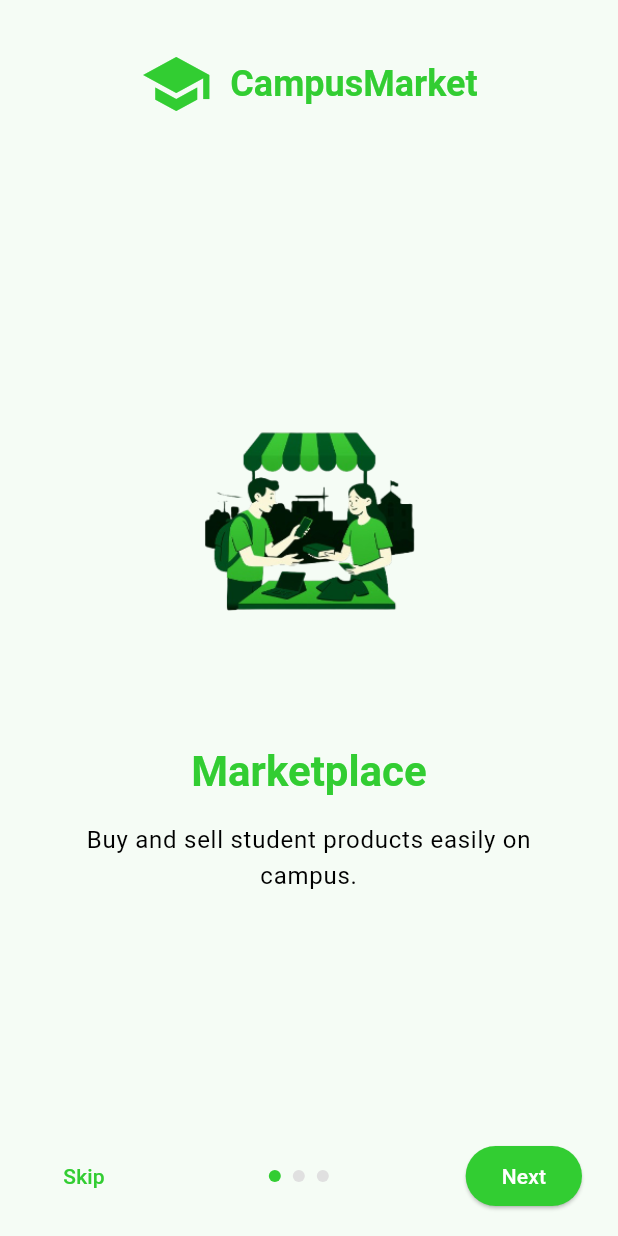
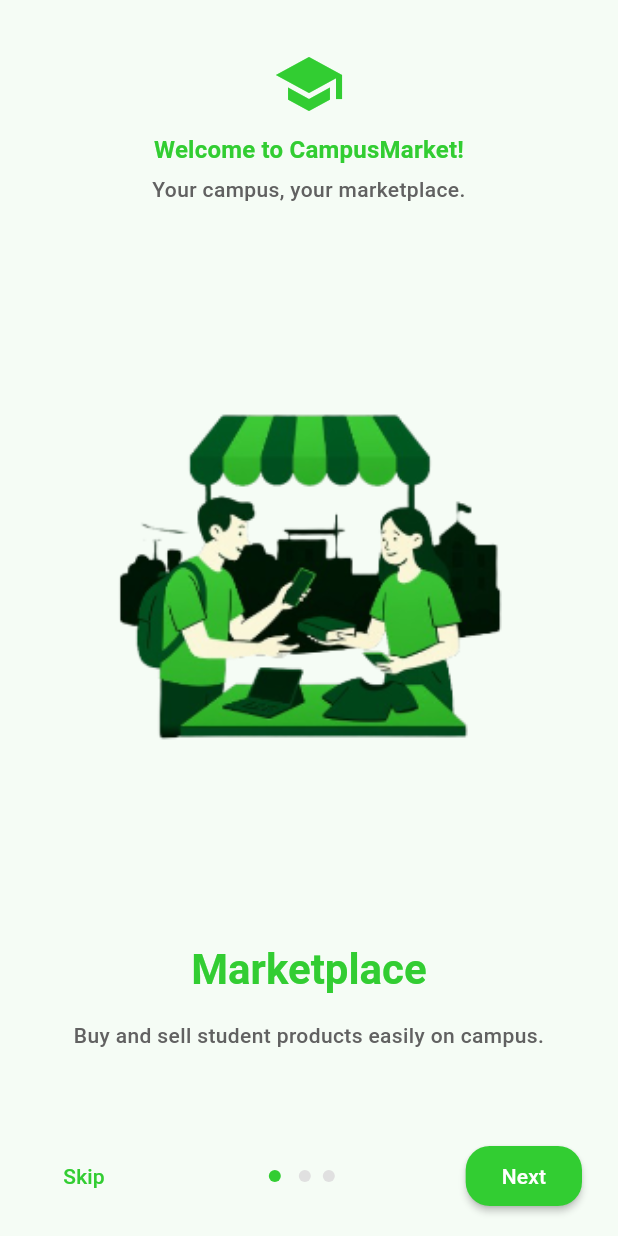
Before and after one commit to PraiseTechzw/campus_market_mobile_app, a Flutter app: the screen it shows after launch, on a phone screen of 412 x 824 dp. Run offline on Flutter 3.47's test engine with Material 3 defaults, Android fonts, the phone set to English and light mode, and no system bars; drawn by our look-alikes of flutter_animate; our stand-ins replace carousel_slider, cloud_firestore, country_code_picker, firebase_auth, firebase_core, firebase_messaging and 16 more; accounts and stored records are empty.

Commit message:
Enhance app configuration and UI elements
- Updated pubspec.yaml with a detailed project description for Campus Market.
- Modified build.gradle.kts to set minimum SDK version, version code, and version name, and enabled MultiDex support.
- Added necessary permissions in AndroidManifest.xml for camera, storage, and notifications, and implemented deep linking for product sharing.
- Improved SplashScreen and OnboardingScreen with animations and updated UI elements for a more engaging user experience.

```diff
--- a/lib/presentation/core/splash_screen.dart
+++ b/lib/presentation/core/splash_screen.dart
@@ -1,5 +1,6 @@
 import 'package:flutter/material.dart';
 import 'app_theme.dart';
+import 'package:flutter_animate/flutter_animate.dart';
 
 class SplashScreen extends StatelessWidget {
   const SplashScreen({super.key});
@@ -12,14 +13,14 @@ class SplashScreen extends StatelessWidget {
         child: Column(
           mainAxisAlignment: MainAxisAlignment.center,
           children: [
-            Container(
-              decoration: BoxDecoration(
-                color: AppTheme.primaryColor.withOpacity(0.12),
-                shape: BoxShape.circle,
-              ),
-              padding: const EdgeInsets.all(32),
-              child: Icon(Icons.school, size: 72, color: AppTheme.primaryColor),
-            ),
+            Image.asset(
+              'assets/images/marketplace.png',
+              height: 120,
+              fit: BoxFit.contain,
+            )
+                .animate()
+                .fadeIn(duration: 800.ms)
+                .scale(begin: const Offset(0.8, 0.8), end: Offset(1, 1), duration: 800.ms, curve: Curves.easeOut),
             const SizedBox(height: 32),
             Text(
               'Campus Market',
@@ -27,9 +28,12 @@ class SplashScreen extends StatelessWidget {
                     color: AppTheme.primaryColor,
                     fontWeight: FontWeight.bold,
                   ),
-            ),
+            )
+                .animate()
+                .fadeIn(duration: 700.ms, delay: 200.ms)
+                .shimmer(duration: 1200.ms, color: AppTheme.primaryColor.withOpacity(0.3)),
             const SizedBox(height: 16),
-            const CircularProgressIndicator(),
+            // No loading spinner, just a beautiful animated splash
           ],
         ),
       ),
--- a/lib/presentation/onboarding/onboarding_screen.dart
+++ b/lib/presentation/onboarding/onboarding_screen.dart
@@ -5,6 +5,7 @@ import '../core/app_theme.dart';
 import 'package:go_router/go_router.dart';
 import 'package:flutter_animate/flutter_animate.dart';
 
+/// OnboardingScreen displays the animated onboarding flow with images, icon, and welcoming text.
 class OnboardingScreen extends ConsumerStatefulWidget {
   const OnboardingScreen({super.key});
 
@@ -12,6 +13,7 @@ class OnboardingScreen extends ConsumerStatefulWidget {
   ConsumerState<OnboardingScreen> createState() => _OnboardingScreenState();
 }
 
+/// State for OnboardingScreen, manages page transitions and onboarding completion.
 class _OnboardingScreenState extends ConsumerState<OnboardingScreen> {
   final PageController _pageController = PageController();
   int _currentPage = 0;
@@ -55,19 +57,38 @@ class _OnboardingScreenState extends ConsumerState<OnboardingScreen> {
         child: Column(
           children: [
             const SizedBox(height: 32),
-            // App logo and name
-            Row(
-              mainAxisAlignment: MainAxisAlignment.center,
+            // Animated app logo icon, image, and welcoming tagline
+            Column(
               children: [
-                Icon(Icons.school, size: 48, color: AppTheme.primaryColor),
-                const SizedBox(width: 12),
+                Icon(Icons.school, size: 48, color: AppTheme.primaryColor)
+                    .animate()
+                    .fadeIn(duration: 600.ms)
+                    .scale(begin: const Offset(0.7, 0.7), end: Offset(1, 1), duration: 600.ms, curve: Curves.easeOut),
+                const SizedBox(height: 8),
+
                 Text(
-                  'CampusMarket',
-                  style: Theme.of(context).textTheme.headlineSmall?.copyWith(
+                  'Welcome to CampusMarket!',
+                  style: Theme.of(context).textTheme.titleMedium?.copyWith(
                         color: AppTheme.primaryColor,
                         fontWeight: FontWeight.bold,
                       ),
-                ),
+                  textAlign: TextAlign.center,
+                )
+                    .animate()
+                    .fadeIn(duration: 600.ms, delay: 200.ms)
+                    .slideY(begin: -0.1, end: 0, duration: 600.ms, curve: Curves.easeOut),
+                const SizedBox(height: 4),
+                Text(
+                  'Your campus, your marketplace.',
+                  style: Theme.of(context).textTheme.bodyMedium?.copyWith(
+                        color: Colors.grey[700],
+                        fontWeight: FontWeight.w500,
+                      ),
+                  textAlign: TextAlign.center,
+                )
+                    .animate()
+                    .fadeIn(duration: 600.ms, delay: 400.ms)
+                    .slideY(begin: -0.05, end: 0, duration: 600.ms, curve: Curves.easeOut),
               ],
             ),
             const SizedBox(height: 16),
@@ -104,13 +125,17 @@ class _OnboardingScreenState extends ConsumerState<OnboardingScreen> {
                     TextButton(
                       onPressed: _onSkip,
                       child: const Text('Skip'),
-                    ),
+                    )
+                        .animate()
+                        .fadeIn(duration: 400.ms, delay: 100.ms),
                   Row(
                     children: List.generate(
                       _pages.length,
-                      (i) => Container(
+                      (i) => AnimatedContainer(
+                        duration: const Duration(milliseconds: 350),
+                        curve: Curves.easeOut,
                         margin: const EdgeInsets.symmetric(horizontal: 4),
-                        width: 8,
+                        width: i == _currentPage ? 16 : 8,
                         height: 8,
                         decoration: BoxDecoration(
                           shape: BoxShape.circle,
@@ -123,10 +148,17 @@ class _OnboardingScreenState extends ConsumerState<OnboardingScreen> {
                     style: ElevatedButton.styleFrom(
                       backgroundColor: AppTheme.primaryColor,
                       foregroundColor: Colors.white,
+                      elevation: 2,
+                      shape: RoundedRectangleBorder(
+                        borderRadius: BorderRadius.circular(16),
+                      ),
                     ),
                     onPressed: _onNext,
                     child: Text(_currentPage == _pages.length - 1 ? 'Get Started' : 'Next'),
-                  ),
+                  )
+                      .animate()
+                      .fadeIn(duration: 400.ms, delay: 100.ms)
+                      .scale(begin: const Offset(0.95, 0.95), end: Offset(1, 1), duration: 400.ms, curve: Curves.easeOut),
                 ],
               ),
             ),
@@ -137,6 +169,7 @@ class _OnboardingScreenState extends ConsumerState<OnboardingScreen> {
   }
 }
 
+/// Data model for each onboarding page.
 class _OnboardingPageData {
   final String title;
   final String description;
@@ -144,6 +177,7 @@ class _OnboardingPageData {
   _OnboardingPageData({required this.title, required this.description, required this.image});
 }
 
+/// Widget for a single onboarding page, with animated image, title, and description.
 class _OnboardingPage extends StatelessWidget {
   final _OnboardingPageData data;
   const _OnboardingPage({super.key, required this.data});
@@ -157,7 +191,7 @@ class _OnboardingPage extends StatelessWidget {
         children: [
           Image.asset(
             data.image,
-            height: 220,
+            height: 400,
             fit: BoxFit.contain,
           )
               .animate()
@@ -178,7 +212,10 @@ class _OnboardingPage extends StatelessWidget {
           const SizedBox(height: 16),
           Text(
             data.description,
-            style: Theme.of(context).textTheme.bodyLarge,
+            style: Theme.of(context).textTheme.bodyMedium?.copyWith(
+                  color: Colors.grey[700],
+                  fontWeight: FontWeight.w500,
+                ),
             textAlign: TextAlign.center,
           )
               .animate()
--- a/pubspec.yaml
+++ b/pubspec.yaml
@@ -1,8 +1,8 @@
 name: campus_market
-description: "A new Flutter project."
+description: "Campus Market - Your Ultimate Campus Marketplace for Buying, Selling, Accommodation, and Student Services. Connect with fellow students, find accommodation, and trade safely on campus."
 # The following line prevents the package from being accidentally published to
 # pub.dev using `flutter pub publish`. This is preferred for private packages.
-publish_to: 'none' # Remove this line if you wish to publish to pub.dev
+# publish_to: 'none' # Remove this line if you wish to publish to pub.dev
 
 # The following defines the version and build number for your application.
 # A version number is three numbers separated by dots, like 1.2.43
```
Also changed, not shown: 8 other files.
